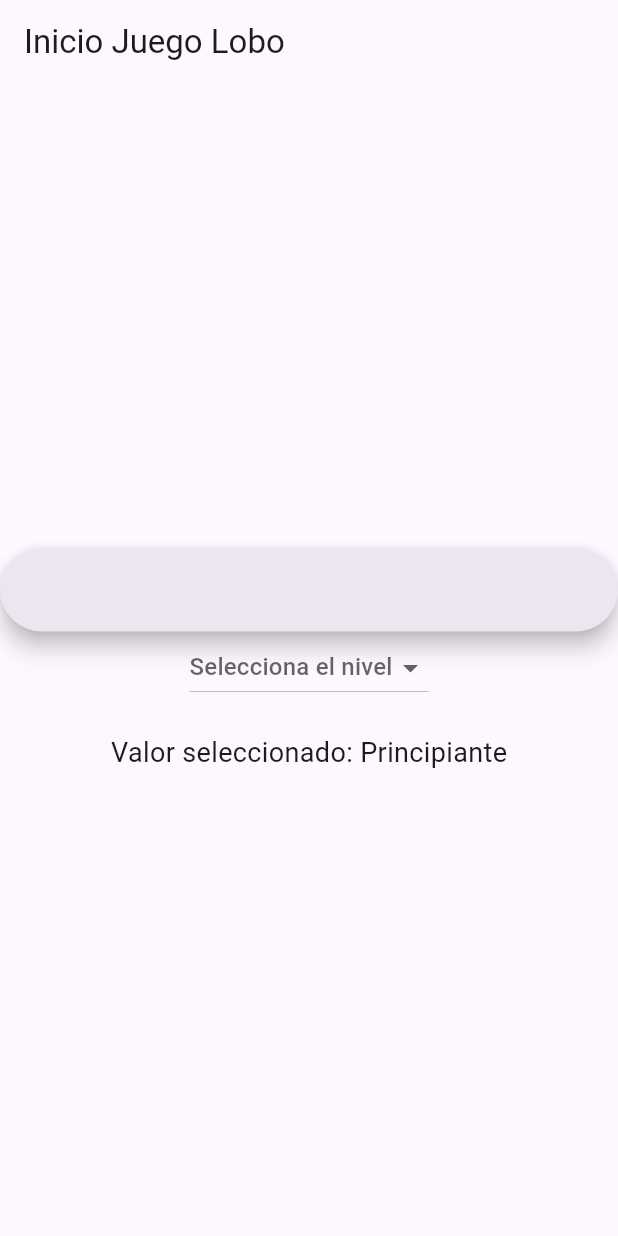
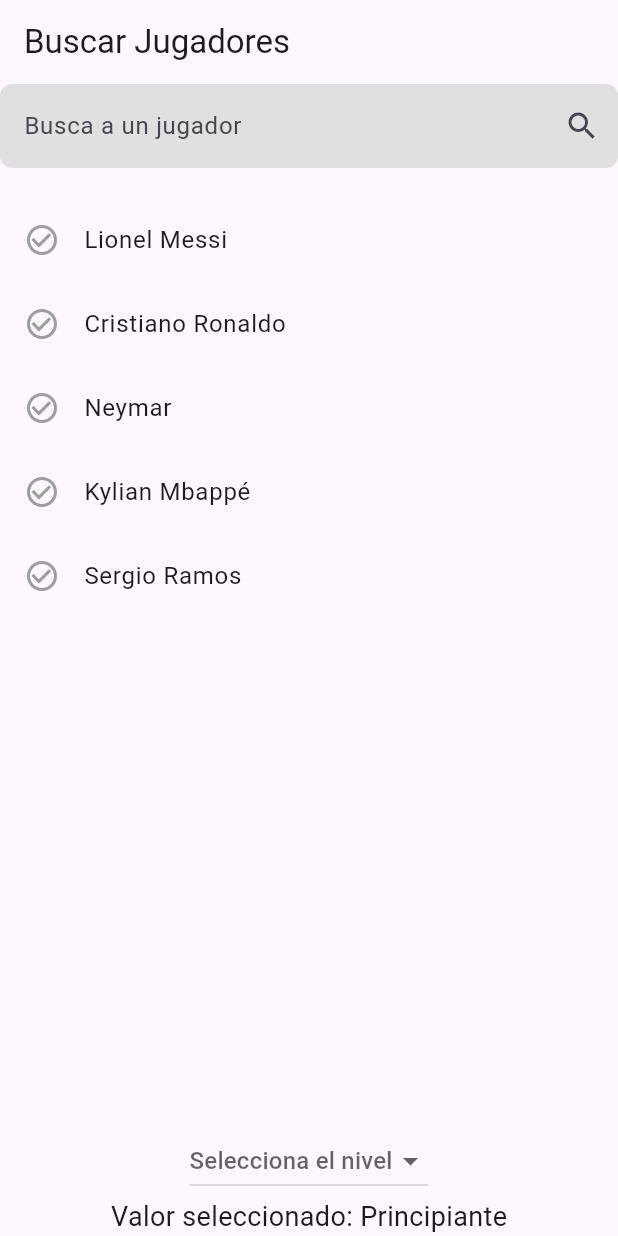
Before and after one commit to fiorellam/WolfGame_Flutter, a Flutter app: the screen it shows after launch, on a phone screen of 412 x 824 dp. Run offline on Flutter 3.47's test engine with Material 3 defaults, Android fonts, the phone set to English and light mode, and no system bars.

Commit message:
Searchbar funcionando con listview y select item

```diff
--- a/lib/presentation/home_screen.dart
+++ b/lib/presentation/home_screen.dart
@@ -1,5 +1,6 @@
 import 'package:flutter/material.dart';
 import 'package:wolf_game/presentation/widgets/dropdown_level.dart';
+import 'package:wolf_game/presentation/widgets/search_bar.dart';
 
 class HomeScreen extends StatefulWidget{
   const HomeScreen({super.key});
@@ -10,8 +11,15 @@ class HomeScreen extends StatefulWidget{
 
 class _HomeScreenState extends State<HomeScreen>{
   String _selectedValue = "Principiante"; //Valor inicial
-  List<String> levelsList = levels;
+  List<String> levelsList = ["Principiante", "Intermedio", "Avanzado", "Pro" ];
+  List<String> _items = ['Lionel Messi', 'Cristiano Ronaldo', 'Neymar', 'Kylian Mbappé', 'Sergio Ramos']; // Lista de jugadores
+  List<String> _filteredItems = []; // Lista que se actualizará con los elementos filtrados
+  Set<String> _selectedItems = {}; // Conjunto para almacenar los elementos seleccionados
 
+  void initState() {
+    super.initState();
+    _filteredItems = _items; // Inicializa la lista de items filtrados con todos los elementos
+  }
   //Función que será llamada cuando cambie el valor del dropdown
   void _handleDropdownLevelChange(String value){
     setState(() {
@@ -19,24 +27,74 @@ class _HomeScreenState extends State<HomeScreen>{
     });
   }
 
+  // Método que maneja los resultados filtrados
+  void _onFilter(List<String> filteredItems) {
+    setState(() {
+      _filteredItems = filteredItems; // Actualiza la lista con los elementos filtrados
+    });
+  }
+
+  // Método que maneja la selección de un item
+  // void _onSelectItem(String selectedItem) {
+  //   showDialog(
+  //     context: context,
+  //     builder: (context) {
+  //       return AlertDialog(
+  //         title: Text('Seleccionaste'),
+  //         content: Text(selectedItem),
+  //         actions: [
+  //           TextButton(
+  //             onPressed: () => Navigator.pop(context),
+  //             child: Text('Cerrar'),
+  //           ),
+  //         ],
+  //       );
+  //     },
+  //   );
+  // }
+
+   // Método que maneja la selección de un item
+  void _onSelectItem(String selectedItem) {
+    setState(() {
+      if (_selectedItems.contains(selectedItem)) {
+        _selectedItems.remove(selectedItem); // Si ya está seleccionado, lo deseleccionamos
+      } else {
+        _selectedItems.add(selectedItem); // Si no está seleccionado, lo seleccionamos
+      }
+    });
+  }
+
   @override
   Widget build(BuildContext context) {
     return Scaffold(
       appBar: AppBar(
-        title: const Text("Inicio Juego Lobo"),
+        title: Text('Buscar Jugadores'),
       ),
-      body: Center(
-        child: Column(
-          mainAxisAlignment: MainAxisAlignment.center,
-          children: [
-            const SearchBar(),
-
-            // Usamos el DropdownWidget
-            DropdownLevel(items: levelsList, onChanged: _handleDropdownLevelChange),
-            const SizedBox(height: 20),
-            Text("Valor seleccionado: $_selectedValue", style: const TextStyle(fontSize: 18)),
-          ],
-        ),
+      body: Column(
+        children: [
+          // Usamos el widget SearchBar
+          SearchBar2(items: _items, onFilter: _onFilter),
+          const SizedBox(height: 20),
+            Expanded(
+            child: ListView.builder(
+              itemCount: _filteredItems.length, // Muestra los elementos filtrados
+              itemBuilder: (context, index) {
+                final item = _filteredItems[index];
+                final isSelected = _selectedItems.contains(item); // Verifica si el item está seleccionado
+                return ListTile(
+                  leading: Icon (
+                    isSelected ? Icons.check_circle : Icons.check_circle_outline, // Muestra el icono dependiendo de la selección
+                      color: isSelected ? Colors.green : Colors.grey,
+                   ), // Cambia el color según el estado de selección,
+                  title: Text(_filteredItems[index]),
+                  onTap: () => _onSelectItem(_filteredItems[index]), // Maneja la selección
+                );
+              },
+            ),
+          ),
+          DropdownLevel(items: levelsList, onChanged: _handleDropdownLevelChange),
+          Text("Valor seleccionado: $_selectedValue", style: const TextStyle(fontSize: 18)),
+        ],
       ),
     );
   }
--- a/lib/presentation/widgets/dropdown_level.dart
+++ b/lib/presentation/widgets/dropdown_level.dart
@@ -39,5 +39,3 @@ class _DropdownLevelState extends State<DropdownLevel> {
     );
   }
 }
-
-const levels =["Principiante", "Intermedio", "Avanzado", "Pro" ];
--- a/lib/presentation/widgets/search_bar.dart
+++ b/lib/presentation/widgets/search_bar.dart
@@ -1,41 +1,42 @@
 import 'package:flutter/material.dart';
-class SearchBar extends StatefulWidget {
+class SearchBar2 extends StatefulWidget {
 
-  final List<String> items;
-  final Function(List<String>) onFilter;
+  final List<String> items; //Lista de items a filtrar
+  final Function(List<String>) onFilter; // Callback para devolver los items filtrados
   //TODO: Cambiar <String> por el tipo de objeto ya sea Player o Personaje
 
-  const SearchBar({
+  const SearchBar2({
     super.key,
     required this.items,
     required this.onFilter
   });
 
   @override
-  _SearchBarState createState() => _SearchBarState();
+  _SearchBar2State createState() => _SearchBar2State();
 }
 
-class _SearchBarState extends State<SearchBar>{
+class _SearchBar2State extends State<SearchBar2>{
   final TextEditingController _searchController = TextEditingController();
 
   @override
   void initState() {
     super.initState();
-    _searchController.addListener(_filterSearchResults);
+    _searchController.addListener(_filterSearchResults); // Escucha cambios en el texto
   }
 
   //Método para filtrar los resultados según la busqueda
   void _filterSearchResults(){
     final query = _searchController.text.toLowerCase();
     final filteredItems = widget.items
-    .where((item) => item.toLowerCase().contains(query))
-    .toList();
+      .where((item) => item.toLowerCase().contains(query))
+      .toList();
     widget.onFilter(filteredItems); // Llamar al callback con los resultados filtrados
   }
 
   @override
   Widget build(BuildContext context) {
     return TextField(
+      controller: _searchController, //Asocia el controlador con el TextField
       decoration: InputDecoration(
         filled: true,
         fillColor: Colors.grey.shade300,
@@ -43,10 +44,16 @@ class _SearchBarState extends State<SearchBar>{
           borderRadius: BorderRadius.circular(8.0),
           borderSide: BorderSide.none,
         ),
-        hintText: "Busca a n jugador",
+        hintText: "Busca a un jugador",
         suffixIcon: const Icon(Icons.search),
         // suffixIconColor: Colors.pink
       ),
     );
   }
+  @override
+  void dispose() {
+    _searchController.removeListener(_filterSearchResults); // Elimina el listener cuando el widget se destruye
+    _searchController.dispose(); // Libera el controlador
+    super.dispose();
+  }
 }
```
